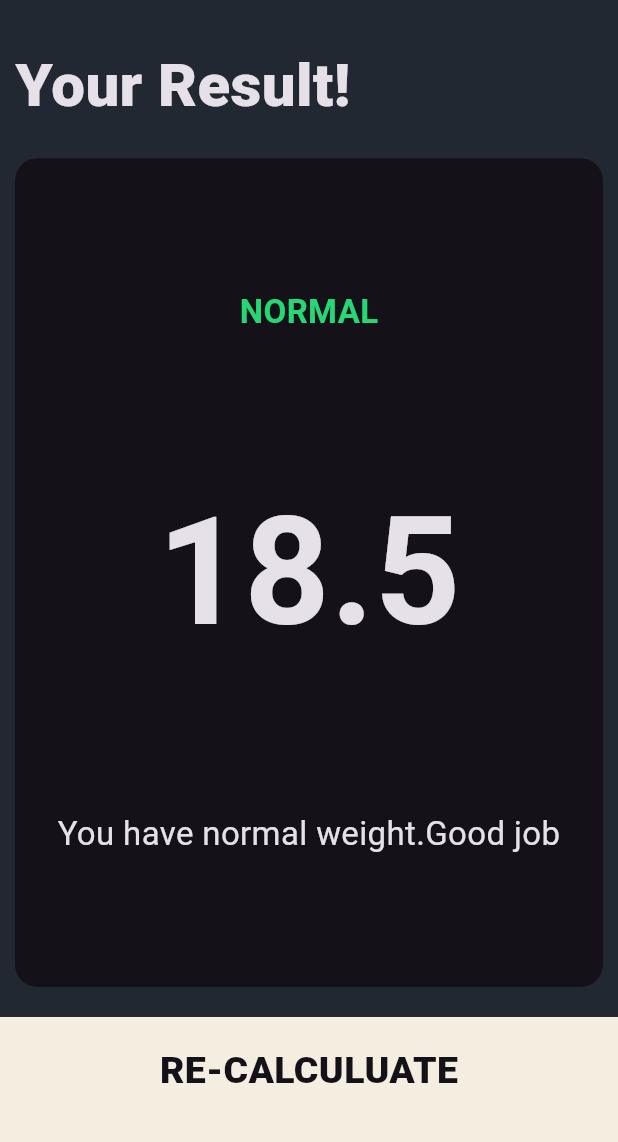
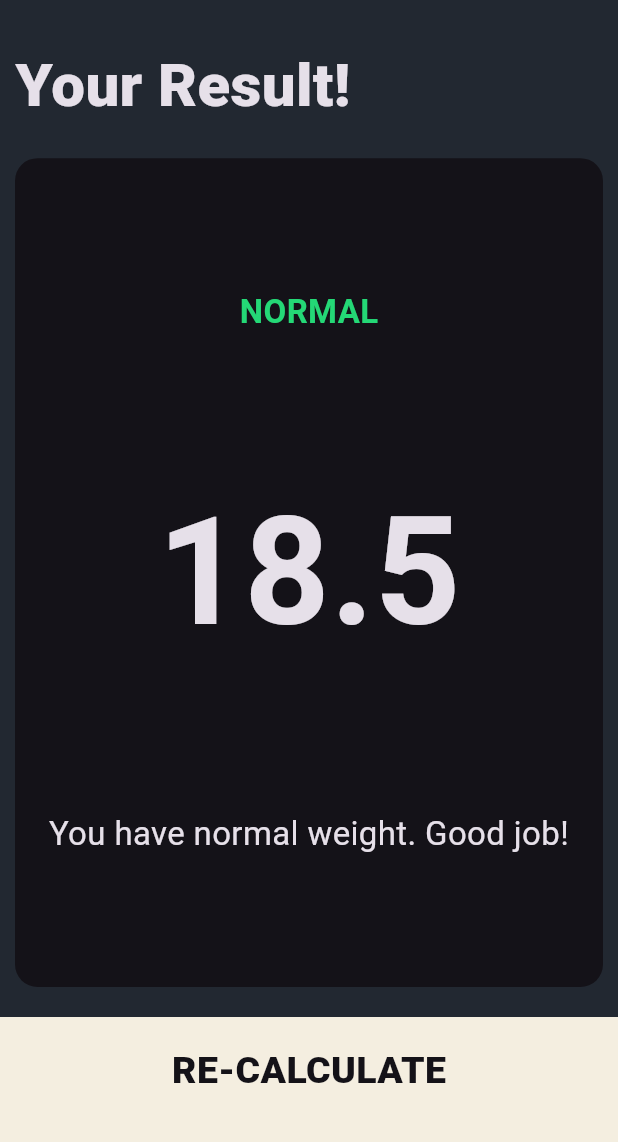
Before and after one commit to risal-ea/bmi_calculator-, a Flutter app: the screen it shows after launch, after a tap on "CALCULATE", on a phone screen of 412 x 824 dp, the part 84-1226 px from its top. Run offline on Flutter 3.47's test engine with Material 3 defaults, Android fonts, the phone set to English and light mode, and no system bars; our stand-ins replace font_awesome_flutter.

Commit message:
update 4.9

```diff
--- a/lib/calculator_brain.dart
+++ b/lib/calculator_brain.dart
@@ -1,39 +1,45 @@
 import 'dart:math';
 
+class CalculatorBrain {
 
-class CalculatorBrain{
+  // Constructor for CalculatorBrain class
+  CalculatorBrain({
+    required this.height, // Height in cm
+    required this.weight, // Weight in kg
+  });
 
-  CalculatorBrain({
-    required this.height,
-    required this.weight,
-});
+  final int height; // Height of the person
+  final int weight; // Weight of the person
 
-  final int height;
-  final int weight;
+  double _bmi = 0.0; // Variable to store the calculated BMI
 
-  double _bmi = 0.0;
-
-  String calculateBMI(){
-    _bmi = weight / pow(height/100, 2);
-    return _bmi.toStringAsFixed(1);
+  // Method to calculate BMI
+  String calculateBMI() {
+    // BMI formula: weight (kg) / (height (m))^2
+    _bmi = weight / pow(height / 100, 2); // Convert height to meters
+    return _bmi.toStringAsFixed(1); // Return BMI with one decimal place
   }
 
-  String getResult(){
-    if(_bmi >= 25){
+  // Method to get the BMI result as a string
+  String getResult() {
+    // Return a string based on BMI value
+    if (_bmi >= 25) {
       return "Overweight";
-    }else if(_bmi > 18.5){
+    } else if (_bmi > 18.5) {
       return "Normal";
-    }else{
+    } else {
       return "Underweight";
     }
   }
 
-  String getInterPretation(){
-    if(_bmi >= 25){
+  // Method to get the interpretation of the BMI
+  String getInterPretation() {
+    // Return a message based on BMI value
+    if (_bmi >= 25) {
       return "You have a higher than normal body weight. Try to exercise more.";
-    }else if(_bmi > 18.5){
-      return "You have normal weight.Good job";
-    }else{
+    } else if (_bmi > 18.5) {
+      return "You have normal weight. Good job!";
+    } else {
       return "You have a lower than normal body weight. You can eat a bit more.";
     }
   }
--- a/lib/components/bottom_container.dart
+++ b/lib/components/bottom_container.dart
@@ -2,29 +2,31 @@ import 'package:flutter/material.dart';
 import '../constants.dart';
 
 class BottomContainer extends StatelessWidget {
+  // Constructor for BottomContainer class
   const BottomContainer({
     super.key,
-    required this.bottomContainerText,
-    required this.onPress,
+    required this.bottomContainerText, // Text to display in the container
+    required this.onPress, // Callback function to be called on tap
   });
 
-  final String bottomContainerText;
-  final void Function() onPress;
+  final String bottomContainerText; // The text to display in the container
+  final void Function() onPress; // Callback function when the container is tapped
 
   @override
   Widget build(BuildContext context) {
     return GestureDetector(
-      onTap: onPress,
+      // Detects gestures such as taps
+      onTap: onPress, // Executes the callback function when the container is tapped
       child: Container(
-        alignment: Alignment.center,
-        color: kBottomContainerColour,
-        margin:  EdgeInsets.only(top: 10),
-        height: kBottomContainerHeight,
-        width: double.infinity,
-        padding: EdgeInsets.only(bottom: 18.0),
-        child:  Text(
-          bottomContainerText,
-          style: kCalculateButton,
+        alignment: Alignment.center, // Centers the text inside the container
+        color: kBottomContainerColour, // Background color of the container
+        margin: EdgeInsets.only(top: 10), // Margin from the top
+        height: kBottomContainerHeight, // Height of the container
+        width: double.infinity, // Container width stretches to the full width of its parent
+        padding: EdgeInsets.only(bottom: 18.0), // Padding at the bottom
+        child: Text(
+          bottomContainerText, // The text to display inside the container
+          style: kCalculateButton, // Style applied to the text
         ),
       ),
     );
--- a/lib/components/icon_content.dart
+++ b/lib/components/icon_content.dart
@@ -2,30 +2,32 @@ import 'package:flutter/material.dart';
 import '../constants.dart';
 
 class IconContent extends StatelessWidget {
+  // Constructor for IconContent class
   const IconContent({
     super.key,
-    this.icon = Icons.info_outline,
-    this.label = "",
+    this.icon = Icons.info_outline, // Default icon is info_outline
+    this.label = "", // Default label is an empty string
   });
 
-  final IconData icon;
-  final String label;
+  final IconData icon; // Icon to be displayed
+  final String label; // Text label to be displayed below the icon
 
   @override
   Widget build(BuildContext context) {
     return Column(
-      mainAxisAlignment: MainAxisAlignment.center,
+      // Arranges children in a vertical column
+      mainAxisAlignment: MainAxisAlignment.center, // Centers children vertically within the column
       children: [
         Icon(
-          icon,
-          size: 80.0,
+          icon, // Icon to display
+          size: 80.0, // Size of the icon
         ),
         SizedBox(
-          height: 15.0,
+          height: 15.0, // Space between the icon and the label
         ),
         Text(
-          label,
-          style: kLabelTextStyle
+            label, // Text label to display
+            style: kLabelTextStyle // Style applied to the label text
         ),
       ],
     );
--- a/lib/components/reusable_card.dart
+++ b/lib/components/reusable_card.dart
@@ -1,28 +1,29 @@
 import 'package:flutter/material.dart';
 
 class ReusableCard extends StatelessWidget {
+  // Constructor for ReusableCard class
   const ReusableCard({
     super.key,
-    required this.colour,
-    required this.cardChild,
-    required this.onPress,
+    required this.colour, // Color of the card background
+    required this.cardChild, // Widget to be displayed inside the card
+    required this.onPress, // Callback function when the card is tapped
   });
 
-  final Color colour;
-  final Widget cardChild;
-  final void Function() onPress;
+  final Color colour; // Color for the card's background
+  final Widget cardChild; // Widget displayed inside the card
+  final void Function() onPress; // Function called when the card is tapped
 
   @override
   Widget build(BuildContext context) {
     return GestureDetector(
-      onTap: onPress,
+      onTap: onPress, // Triggers onPress callback when the card is tapped
       child: Container(
-        margin: const EdgeInsets.all(10),
+        margin: const EdgeInsets.all(10), // Margin around the card
         decoration: BoxDecoration(
-          borderRadius: BorderRadius.circular(15),
-          color: colour,
+          borderRadius: BorderRadius.circular(15), // Rounded corners for the card
+          color: colour, // Background color of the card
         ),
-        child: cardChild,
+        child: cardChild, // Widget inside the card
       ),
     );
   }
--- a/lib/main.dart
+++ b/lib/main.dart
@@ -8,19 +8,23 @@ class BMICalculator extends StatelessWidget {
   @override
   Widget build(BuildContext context) {
     return MaterialApp(
-      debugShowCheckedModeBanner: false,
+      debugShowCheckedModeBanner: false, // Hides the debug banner in the top-right corner
+
       theme: ThemeData.dark().copyWith(
-        scaffoldBackgroundColor: Color(0xFF222831),
+        scaffoldBackgroundColor: Color(0xFF222831), // Sets the background color of the scaffold
       ),
 
-      //Routes
-      home: InputPage(),
+      // Set the initial route for the application
+      home: InputPage(), // The home screen of the app
 
-      // initialRoute: '/',
-      // routes: {
-      //   '/' : (context) => InputPage(),
-      //   '/result' : (context) => ResultPage(),
-      // },
+      // Uncomment and define named routes if needed
+      /*
+      initialRoute: '/', // The initial route when the app starts
+      routes: {
+        '/': (context) => InputPage(), // Route for the InputPage
+        '/result': (context) => ResultPage(), // Route for the ResultPage
+      },
+      */
     );
   }
 }
--- a/lib/screens/input_page.dart
+++ b/lib/screens/input_page.dart
@@ -20,20 +20,20 @@ class InputPage extends StatefulWidget {
 }
 
 class _InputPageState extends State<InputPage> {
-  Gender? selectedGender;
-  int height = 180;
-  int weight = 60;
-  int age = 20;
+  Gender? selectedGender; // Currently selected gender (male or female)
+  int height = 180; // Default height in cm
+  int weight = 60; // Default weight in kg
+  int age = 20; // Default age in years
 
   @override
   Widget build(BuildContext context) {
     return Scaffold(
       appBar: AppBar(
-        title: const Text('BMI CALCULATOR'),
+        title: const Text('BMI CALCULATOR'), // AppBar title
         titleTextStyle: const TextStyle(
           fontWeight: FontWeight.bold,
           fontSize: 20,
-          color: Color(0xFFF4EEE0),
+          color: Color(0xFFF4EEE0), // Text color for AppBar title
         ),
       ),
       body: Column(
@@ -45,7 +45,7 @@ class _InputPageState extends State<InputPage> {
                   child: ReusableCard(
                     onPress: () {
                       setState(() {
-                      selectedGender = Gender.male;
+                        selectedGender = Gender.male; // Set selected gender to male
                       });
                     },
                     cardChild: const IconContent(
@@ -53,15 +53,15 @@ class _InputPageState extends State<InputPage> {
                       label: "MALE",
                     ),
                     colour: selectedGender == Gender.male
-                      ? kCardColour
-                      : kInactiveCardColour,
+                        ? kCardColour // Color for selected male card
+                        : kInactiveCardColour, // Color for unselected male card
                   ),
                 ),
                 Expanded(
                   child: ReusableCard(
                     onPress: () {
                       setState(() {
-                      selectedGender = Gender.female;
+                        selectedGender = Gender.female; // Set selected gender to female
                       });
                     },
                     cardChild: const IconContent(
@@ -69,12 +69,13 @@ class _InputPageState extends State<InputPage> {
                       label: "FEMALE",
                     ),
                     colour: selectedGender == Gender.female
-                      ? kCardColour
-                      : kInactiveCardColour,
+                        ? kCardColour // Color for selected female card
+                        : kInactiveCardColour, // Color for unselected female card
                   ),
                 ),
               ],
-          )),
+            ),
+          ),
           Expanded(
             child: Row(
               children: [
@@ -120,18 +121,19 @@ class _InputPageState extends State<InputPage> {
                             max: 260.0,
                             onChanged: (double newValue) {
                               setState(() {
-                              height = newValue.round();
+                                height = newValue.round(); // Update height value
                               });
                             },
                           ),
                         )
                       ],
                     ),
-                  colour: kCardColour,
+                    colour: kCardColour, // Color for the height card
                   ),
                 ),
               ],
-          )),
+            ),
+          ),
           Expanded(
             child: Row(
               children: [
@@ -156,7 +158,7 @@ class _InputPageState extends State<InputPage> {
                               FontAwesomeIcons.plus,
                                   () {
                                 setState(() {
-                                weight++;
+                                  weight++; // Increment weight
                                 });
                               },
                             ),
@@ -165,7 +167,7 @@ class _InputPageState extends State<InputPage> {
                               FontAwesomeIcons.minus,
                                   () {
                                 setState(() {
-                                weight--;
+                                  weight--; // Decrement weight
                                 });
                               },
                             ),
@@ -173,7 +175,7 @@ class _InputPageState extends State<InputPage> {
                         ),
                       ],
                     ),
-                  colour: kCardColour,
+                    colour: kCardColour, // Color for the weight card
                   ),
                 ),
                 Expanded(
@@ -195,7 +197,7 @@ class _InputPageState extends State<InputPage> {
                           children: <Widget>[
                             RoundIconButton(FontAwesomeIcons.plus, () {
                               setState(() {
-                              age++;
+                                age++; // Increment age
                               });
                             }),
                             const SizedBox(
@@ -203,36 +205,36 @@ class _InputPageState extends State<InputPage> {
                             ),
                             RoundIconButton(FontAwesomeIcons.minus, () {
                               setState(() {
-                              age--;
+                                age--; // Decrement age
                               });
                             })
                           ],
                         ),
                       ],
                     ),
-                  colour: kCardColour,
+                    colour: kCardColour, // Color for the age card
                   ),
                 ),
               ],
-          )),
+            ),
+          ),
           BottomContainer(
             bottomContainerText: "CALCULATE",
-            onPress: (){
+            onPress: () {
               CalculatorBrain calc = CalculatorBrain(height: height, weight: weight);
 
               Navigator.push(
                 context,
                 MaterialPageRoute(
                   builder: (context) => ResultPage(
-                    bmiResult: calc.calculateBMI(),
-                    bmiText: calc.getResult(),
-                    interpretation: calc.getInterPretation(),
+                    bmiResult: calc.calculateBMI(), // Pass calculated BMI
+                    bmiText: calc.getResult(), // Pass BMI result text
+                    interpretation: calc.getInterPretation(), // Pass BMI interpretation
                   ),
                 ),
               );
-
-            }
-          )
+            },
+          ),
         ],
       ),
     );
@@ -245,8 +247,8 @@ class RoundIconButton extends StatelessWidget {
       this.onPressed,
       );
 
-  final IconData icon;
-  final VoidCallback onPressed;
+  final IconData icon; // Icon to be displayed on the button
+  final VoidCallback onPressed; // Function to be called when the button is pressed
 
   @override
   Widget build(BuildContext context) {
@@ -262,7 +264,7 @@ class RoundIconButton extends StatelessWidget {
       ),
       elevation: 12.0,
       fillColor: const Color(0xFF8D8E98),
-      onPressed: onPressed,
+      onPressed: onPressed, // Call onPressed function when the button is pressed
     );
   }
 }
--- a/lib/screens/result_page.dart
+++ b/lib/screens/result_page.dart
@@ -5,9 +5,9 @@ import '../components/bottom_container.dart';
 
 class ResultPage extends StatelessWidget {
   ResultPage({
-    required this.bmiResult,
-    required this.bmiText,
-    required this.interpretation,
+    required this.bmiResult,       // Required parameter for the BMI result
+    required this.bmiText,         // Required parameter for the BMI category text
+    required this.interpretation,  // Required parameter for the BMI interpretation
   });
 
   final String bmiResult;
@@ -18,47 +18,46 @@ class ResultPage extends StatelessWidget {
   Widget build(BuildContext context) {
     return Scaffold(
       appBar: AppBar(
-        title: Text("BMI CALCULATOR"),
+        title: Text("BMI CALCULATOR"), // AppBar title
       ),
       body: Column(
-        crossAxisAlignment: CrossAxisAlignment.stretch,
-        // mainAxisAlignment: MainAxisAlignment.spaceEvenly,
+        crossAxisAlignment: CrossAxisAlignment.stretch, // Stretch children to fill the width
         children: <Widget>[
           Expanded(
             child: Container(
-              alignment: Alignment.bottomLeft,
-              padding: EdgeInsets.all(10.0),
+              alignment: Alignment.bottomLeft, // Align text to the bottom left
+              padding: EdgeInsets.all(10.0), // Add padding around the text
               child: Text(
                 "Your Result!",
                 style: TextStyle(
-                  fontSize: 40.0,
-                  fontWeight: FontWeight.w800,
+                  fontSize: 40.0, // Font size for the result heading
+                  fontWeight: FontWeight.w800, // Font weight for the result heading
                 ),
               ),
             ),
           ),
           Expanded(
-            flex: 6,
+            flex: 6, // Take up 6 parts of the available space
             child: ReusableCard(
-              colour: kCardColour,
+              colour: kCardColour, // Color for the result card
               onPress: () {},
               cardChild: Column(
-                mainAxisAlignment: MainAxisAlignment.spaceEvenly,
+                mainAxisAlignment: MainAxisAlignment.spaceEvenly, // Space children evenly
                 children: <Widget>[
                   Text(
-                    bmiText.toUpperCase(),
-                    style: kResultTextStyle,
+                    bmiText.toUpperCase(), // Display BMI category text in uppercase
+                    style: kResultTextStyle, // Style for the BMI category text
                   ),
                   Text(
-                    bmiResult,
-                    style: kBmiTextStyle,
+                    bmiResult, // Display the calculated BMI result
+                    style: kBmiTextStyle, // Style for the BMI result
                   ),
                   Padding(
-                    padding: EdgeInsets.only(right: 20.0, left: 20.0),
+                    padding: EdgeInsets.only(right: 20.0, left: 20.0), // Add horizontal padding
                     child: Text(
-                      interpretation,
-                      style: kBodyTextStyle,
-                      textAlign: TextAlign.center,
+                      interpretation, // Display the interpretation of the BMI
+                      style: kBodyTextStyle, // Style for the BMI interpretation
+                      textAlign: TextAlign.center, // Center-align the interpretation text
                     ),
                   ),
                 ],
@@ -66,9 +65,9 @@ class ResultPage extends StatelessWidget {
             ),
           ),
           BottomContainer(
-            bottomContainerText: "RE-CALCULUATE",
+            bottomContainerText: "RE-CALCULATE", // Text for the button
             onPress: () {
-              Navigator.pop(context);
+              Navigator.pop(context); // Go back to the previous screen
             },
           ),
         ],
```
Lines whose indentation alone changed are shown as unchanged.
